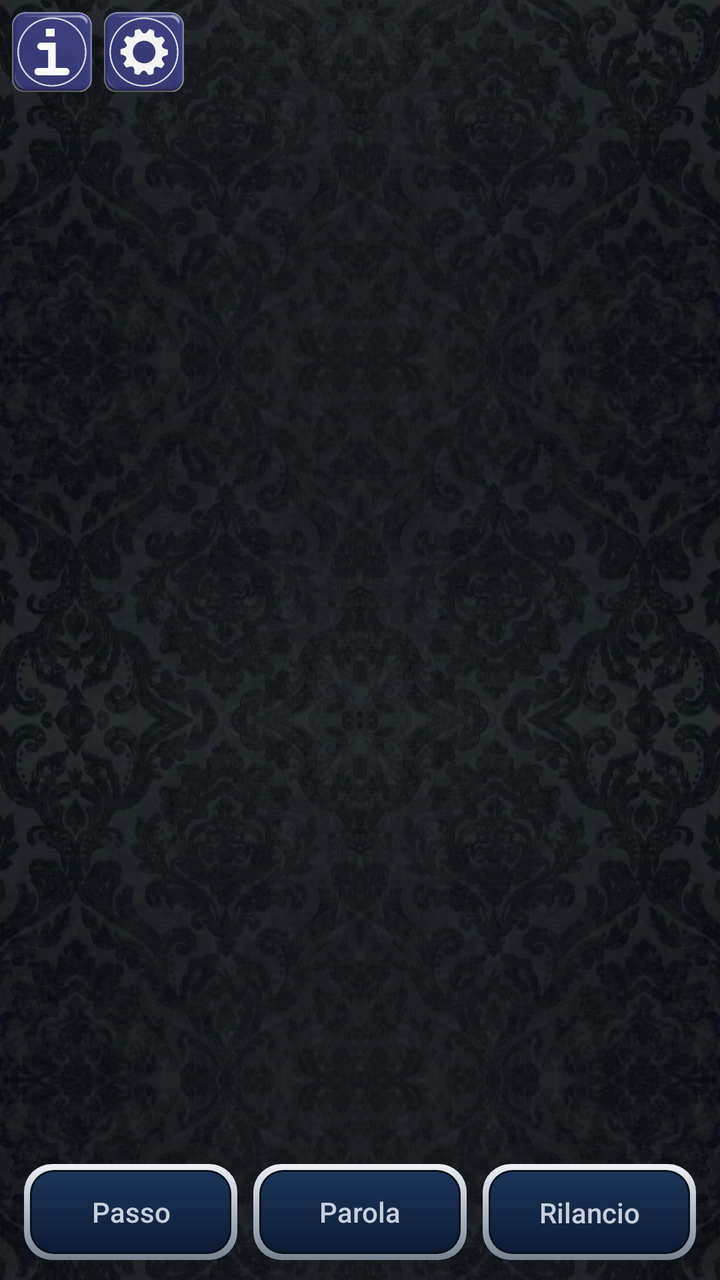
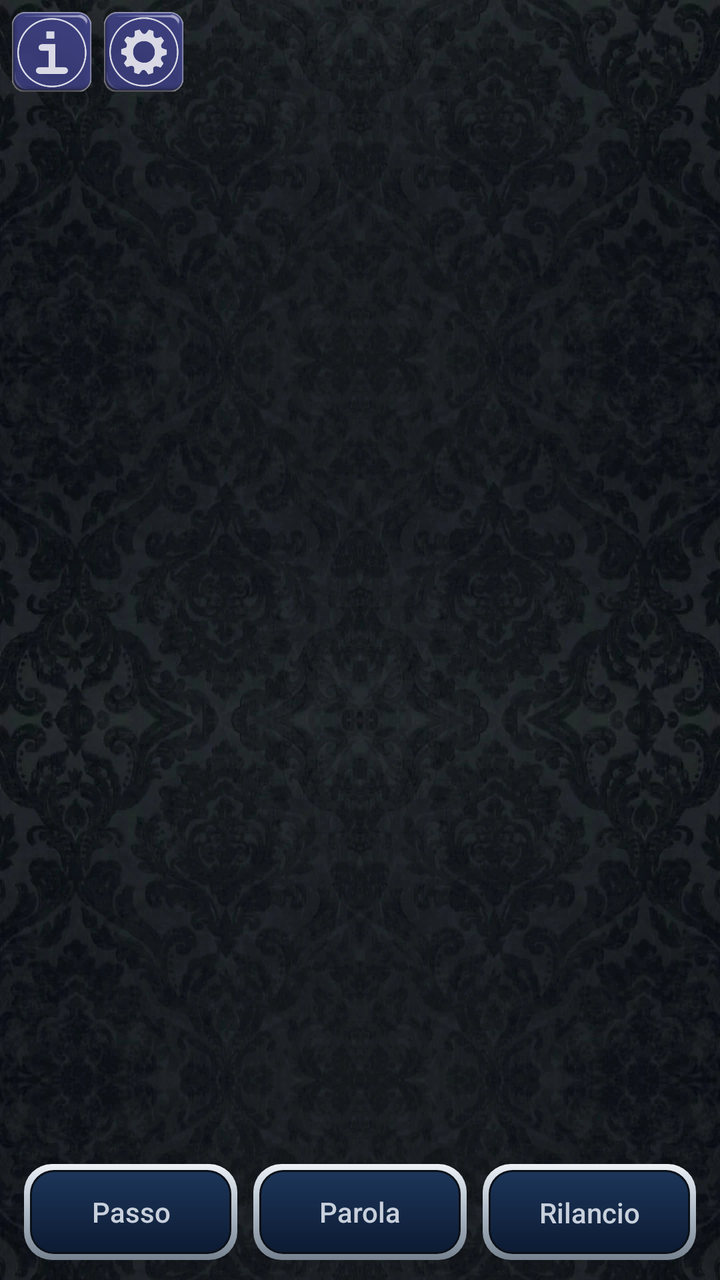

Compare the two renders of this Android layout. The source of the first and the diff that turns it into the second are given below.
<!-- AndroidManifest.xml: application theme Theme.Scopa -->
<!-- res/layout/activity_holdem.xml -->
<?xml version="1.0" encoding="utf-8"?>
<androidx.constraintlayout.widget.ConstraintLayout
    xmlns:android="http://schemas.android.com/apk/res/android"
    xmlns:app="http://schemas.android.com/apk/res-auto"
    android:layout_width="match_parent"
    android:layout_height="match_parent"
    android:background="@drawable/bg_velvet"
    android:clipChildren="false"
    android:clipToPadding="false">

    
    <LinearLayout
        android:id="@+id/bottomPanel"
        android:layout_width="match_parent"
        android:layout_height="wrap_content"
        android:orientation="vertical"
        android:paddingStart="8dp"
        android:paddingEnd="8dp"
        app:layout_constraintBottom_toBottomOf="parent"
        app:layout_constraintStart_toStartOf="parent"
        app:layout_constraintEnd_toEndOf="parent">

        
        <LinearLayout
            android:id="@+id/youBox"
            android:layout_width="wrap_content"
            android:layout_height="wrap_content"
            android:layout_gravity="center_horizontal"
            android:orientation="vertical"
            android:padding="6dp">

            <TextView
                android:id="@+id/txtChips"
                style="@style/PokerInfo"
                android:layout_gravity="center_horizontal"
                android:layout_marginBottom="2dp" />

            
            <LinearLayout
                android:layout_width="wrap_content"
                android:layout_height="wrap_content"
                android:layout_gravity="center_horizontal"
                android:gravity="center_vertical"
                android:orientation="horizontal">

                <LinearLayout
                    android:id="@+id/youHand"
                    android:layout_width="wrap_content"
                    android:layout_height="wrap_content"
                    android:orientation="horizontal" />

                <TextView
                    android:id="@+id/txtEquita"
                    style="@style/PokerInfo"
                    android:layout_marginStart="12dp"
                    android:visibility="gone" />
            </LinearLayout>
        </LinearLayout>

        
        <LinearLayout
            android:id="@+id/buttonsRow"
            android:layout_width="match_parent"
            android:layout_height="wrap_content"
            android:layout_marginTop="6dp"
            android:baselineAligned="false"
            android:orientation="horizontal">

            <androidx.appcompat.widget.AppCompatButton
                android:id="@+id/btnFold"
                style="@style/PokerButton"
                android:layout_width="0dp"
                android:layout_weight="1"
                android:text="@string/poker_fold" />

            <androidx.appcompat.widget.AppCompatButton
                android:id="@+id/btnCheck"
                style="@style/PokerButton"
                android:layout_width="0dp"
                android:layout_weight="1"
                android:text="@string/poker_check" />

            <androidx.appcompat.widget.AppCompatButton
                android:id="@+id/btnRaise"
                style="@style/PokerButton"
                android:layout_width="0dp"
                android:layout_weight="1"
                android:text="@string/poker_raise" />
        </LinearLayout>

        
        <androidx.appcompat.widget.AppCompatButton
            android:id="@+id/btnNext"
            style="@style/PokerButton"
            android:layout_width="match_parent"
            android:layout_marginTop="6dp"
            android:text="@string/poker_next_hand"
            android:visibility="gone" />

        <View
            android:layout_width="match_parent"
            android:layout_height="10dp" />
    </LinearLayout>

    
    <androidx.constraintlayout.widget.ConstraintLayout
        android:id="@+id/table"
        android:layout_width="match_parent"
        android:layout_height="0dp"
        android:clipChildren="false"
        android:clipToPadding="false"
        app:layout_constraintTop_toTopOf="parent"
        app:layout_constraintBottom_toTopOf="@id/bottomPanel">

        
        <LinearLayout
            android:id="@+id/seatTop"
            android:layout_width="wrap_content"
            android:layout_height="wrap_content"
            android:layout_marginTop="48dp"
            android:clipChildren="false"
            android:clipToPadding="false"
            android:gravity="center_horizontal"
            android:orientation="vertical"
            android:padding="6dp"
            app:layout_constraintTop_toTopOf="parent"
            app:layout_constraintStart_toStartOf="parent"
            app:layout_constraintEnd_toEndOf="parent">

            <LinearLayout
                android:id="@+id/handTop"
                android:layout_width="wrap_content"
                android:layout_height="wrap_content"
                android:orientation="horizontal" />

            <TextView
                android:id="@+id/nameTop"
                style="@style/PokerInfo" />

        </LinearLayout>

        

        
        <FrameLayout
            android:id="@+id/deckBox"
            android:layout_width="wrap_content"
            android:layout_height="wrap_content"
            app:layout_constraintTop_toBottomOf="@id/seatTop"
            app:layout_constraintBottom_toTopOf="@id/communityRow"
            app:layout_constraintVertical_chainStyle="packed"
            app:layout_constraintVertical_bias="0.62"
            app:layout_constraintStart_toStartOf="parent"
            app:layout_constraintEnd_toEndOf="parent" />

        
        
        <LinearLayout
            android:id="@+id/communityRow"
            android:layout_width="wrap_content"
            android:layout_height="wrap_content"
            android:layout_marginTop="8dp"
            android:orientation="horizontal"
            app:layout_constraintTop_toBottomOf="@id/deckBox"
            app:layout_constraintBottom_toTopOf="@id/txtPot"
            app:layout_constraintStart_toStartOf="parent"
            app:layout_constraintEnd_toEndOf="parent" />

        <TextView
            android:id="@+id/txtPot"
            style="@style/PokerInfo"
            android:layout_width="0dp"
            android:layout_marginTop="6dp"
            android:maxLines="2"
            app:layout_constraintTop_toBottomOf="@id/communityRow"
            app:layout_constraintBottom_toTopOf="@id/txtStatus"
            app:layout_constraintStart_toStartOf="parent"
            app:layout_constraintEnd_toEndOf="parent" />

        
        <TextView
            android:id="@+id/txtStatus"
            style="@style/PokerInfo"
            android:layout_width="0dp"
            android:lines="2"
            android:maxLines="2"
            app:layout_constraintTop_toBottomOf="@id/txtPot"
            app:layout_constraintBottom_toBottomOf="parent"
            app:layout_constraintStart_toStartOf="parent"
            app:layout_constraintEnd_toEndOf="parent" />

        
        <FrameLayout
            android:id="@+id/seatLeft"
            android:layout_width="wrap_content"
            android:layout_height="wrap_content"
            android:clipChildren="false"
            android:clipToPadding="false"
            android:padding="6dp"
            app:layout_constraintTop_toBottomOf="@id/seatTop"
            app:layout_constraintBottom_toTopOf="@id/communityRow"
            app:layout_constraintStart_toStartOf="parent">

            <LinearLayout
                android:id="@+id/handLeft"
                android:layout_width="wrap_content"
                android:layout_height="wrap_content"
                android:layout_gravity="center"
                android:clipChildren="false"
                android:clipToPadding="false"
                android:orientation="vertical" />

            <TextView
                android:id="@+id/nameLeft"
                style="@style/PokerInfo"
                android:layout_gravity="center" />

        </FrameLayout>

        <FrameLayout
            android:id="@+id/seatRight"
            android:layout_width="wrap_content"
            android:layout_height="wrap_content"
            android:clipChildren="false"
            android:clipToPadding="false"
            android:padding="6dp"
            app:layout_constraintTop_toBottomOf="@id/seatTop"
            app:layout_constraintBottom_toTopOf="@id/communityRow"
            app:layout_constraintEnd_toEndOf="parent">

            <LinearLayout
                android:id="@+id/handRight"
                android:layout_width="wrap_content"
                android:layout_height="wrap_content"
                android:layout_gravity="center"
                android:clipChildren="false"
                android:clipToPadding="false"
                android:orientation="vertical" />

            <TextView
                android:id="@+id/nameRight"
                style="@style/PokerInfo"
                android:layout_gravity="center" />

        </FrameLayout>
    </androidx.constraintlayout.widget.ConstraintLayout>

    <FrameLayout
        android:id="@+id/overlay"
        android:layout_width="match_parent"
        android:layout_height="match_parent"
        android:clickable="false"
        android:focusable="false"
        app:layout_constraintTop_toTopOf="parent"
        app:layout_constraintBottom_toBottomOf="parent"
        app:layout_constraintStart_toStartOf="parent"
        app:layout_constraintEnd_toEndOf="parent" />

    
    <ImageButton
        android:id="@+id/btnInfo"
        android:layout_width="40dp"
        android:layout_height="40dp"
        android:layout_margin="6dp"
        android:background="@android:color/transparent"
        android:contentDescription="@string/cd_info"
        android:scaleType="fitCenter"
        android:src="@drawable/btn_info"
        app:layout_constraintTop_toTopOf="parent"
        app:layout_constraintStart_toStartOf="parent" />
    
    <ImageButton
        android:id="@+id/btnSettings"
        android:layout_width="40dp"
        android:layout_height="40dp"
        android:layout_margin="6dp"
        android:background="@android:color/transparent"
        android:contentDescription="@string/cd_settings"
        android:scaleType="fitCenter"
        android:src="@drawable/btn_settings"
        app:layout_constraintTop_toTopOf="parent"
        app:layout_constraintStart_toEndOf="@id/btnInfo" />


</androidx.constraintlayout.widget.ConstraintLayout>
<!-- resources referenced by this layout -->
<resources>
  <!-- drawable bg_velvet (drawable) -->
  <?xml version="1.0" encoding="utf-8"?>
  <layer-list xmlns:android="http://schemas.android.com/apk/res/android">
      <item android:drawable="@color/velvet_base" />
      <item>
          <bitmap android:src="@drawable/velvet" android:tileMode="repeat" android:dither="true" />
      </item>
  </layer-list>
  <string name="cd_info">Informazioni</string>
  <string name="cd_settings">Impostazioni</string>
  <string name="poker_check">Parola</string>
  <string name="poker_fold">Passo</string>
  <string name="poker_next_hand">Mano successiva</string>
  <string name="poker_raise">Rilancio %1$d$</string>
  <style name="PokerButton">
          <item name="android:layout_height">48dp</item>
          <item name="android:layout_marginStart">4dp</item>
          <item name="android:layout_marginEnd">4dp</item>
          <item name="android:background">@drawable/btn_cartiglio</item>
          <item name="android:maxLines">1</item>
          <item name="android:paddingStart">6dp</item>
          <item name="android:paddingEnd">6dp</item>
          <item name="android:textAllCaps">false</item>
          <item name="android:textColor">@color/silver</item>
          <item name="android:textSize">14sp</item>
      </style>
  <style name="PokerInfo">
          <item name="android:layout_width">wrap_content</item>
          <item name="android:layout_height">wrap_content</item>
          <item name="android:gravity">center_horizontal</item>
          <item name="android:maxLines">1</item>
          <item name="android:textColor">@color/silver</item>
          <item name="android:textSize">14sp</item>
          <item name="android:textStyle">bold</item>
          <item name="android:shadowColor">#000000</item>
          <item name="android:shadowDy">2</item>
          <item name="android:shadowRadius">4</item>
      </style>
  <style name="Theme.Scopa" parent="Theme.MaterialComponents.DayNight.NoActionBar">
          <item name="colorPrimary">@color/navy_mid</item>
          <item name="colorPrimaryVariant">@color/navy_deep</item>
          <item name="colorOnPrimary">@color/celeste_light</item>
          <item name="colorSecondary">@color/gold</item>
          <item name="android:statusBarColor" tools:targetApi="l">@color/navy_deep</item>
          <item name="alertDialogTheme">@style/DarkAlertDialog</item>
          <item name="materialAlertDialogTheme">@style/DarkAlertDialog</item>
      </style>
  <color name="velvet_base">#0A1018</color>
  <color name="silver">#C8D0DC</color>
  <color name="navy_mid">#23477E</color>
  <color name="navy_deep">#0C1626</color>
  <color name="celeste_light">#D7EAF6</color>
  <color name="gold">#E9C24C</color>
  <style name="DarkAlertDialog" parent="Theme.MaterialComponents.Dialog.Alert">
          <item name="colorSurface">@color/navy</item>
          <item name="android:colorBackground">@color/navy</item>
          <item name="colorOnSurface">@color/silver</item>
          <item name="android:textColorPrimary">@color/silver</item>
          <item name="android:textColorSecondary">@color/silver</item>
          <item name="colorPrimary">@color/silver</item>
      </style>
  <color name="navy">#14294A</color>
</resources>

<!-- the commit's change to res/layout/activity_holdem.xml (unified diff, before → after) -->
@@ -149,7 +149,7 @@
             app:layout_constraintTop_toBottomOf="@id/seatTop"
             app:layout_constraintBottom_toTopOf="@id/communityRow"
             app:layout_constraintVertical_chainStyle="packed"
-            app:layout_constraintVertical_bias="0.62"
+            app:layout_constraintVertical_bias="0.74"
             app:layout_constraintStart_toStartOf="parent"
             app:layout_constraintEnd_toEndOf="parent" />
 
